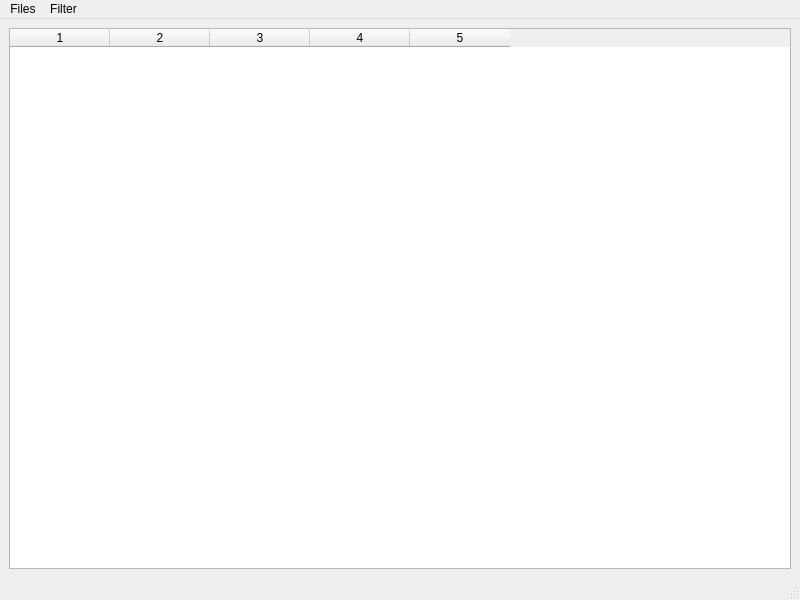
The window that tools/diagui.ui (JamzumSum/yNet) describes before a commit, drawn with Qt 5.
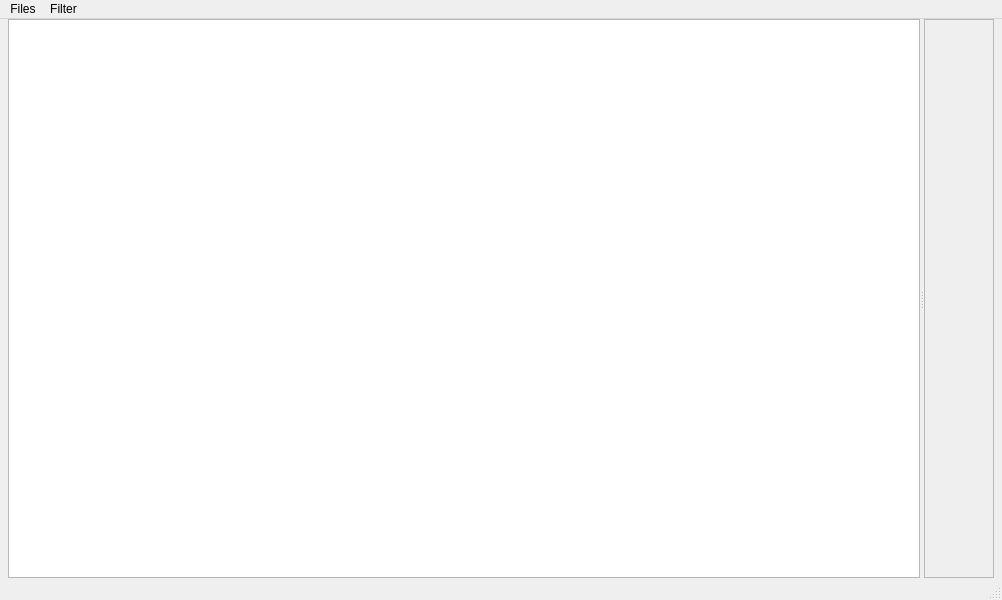
The same window after the commit. Custom widgets are drawn as their Qt base class.

Commit message: trainer: hparam saving is back! trainer: add assert for model_dir trainer: support fix seed fsm: remove and fix out of date code discriminator: add discriminator for baselines discriminator: remove the kidding withSD diagui: new UI! fix 'fast_train switched off' prompt bug add sd enable condition fatal: fix device bug in CropUpsampling

The edit to the form file:
```diff
--- a/tools/diagui.ui
+++ b/tools/diagui.ui
@@ -6,34 +6,98 @@
    <rect>
     <x>0</x>
     <y>0</y>
-    <width>800</width>
+    <width>1002</width>
     <height>600</height>
    </rect>
   </property>
+  <property name="font">
+   <font>
+    <family>Microsoft YaHei UI</family>
+   </font>
+  </property>
   <property name="windowTitle">
    <string>DiagUI</string>
   </property>
   <widget class="QWidget" name="centralwidget">
-   <layout class="QGridLayout" name="gridLayout">
-    <item row="0" column="0">
-     <widget class="QTableWidget" name="tblDiag">
-      <property name="styleSheet">
-       <string notr="true">a</string>
+   <layout class="QHBoxLayout" name="horizontalLayout">
+    <property name="spacing">
+     <number>0</number>
+    </property>
+    <property name="leftMargin">
+     <number>8</number>
+    </property>
+    <property name="topMargin">
+     <number>0</number>
+    </property>
+    <property name="rightMargin">
+     <number>8</number>
+    </property>
+    <property name="bottomMargin">
+     <number>0</number>
+    </property>
+    <item>
+     <widget class="QSplitter" name="splitter">
+      <property name="orientation">
+       <enum>Qt::Horizontal</enum>
       </property>
-      <property name="sortingEnabled">
-       <bool>true</bool>
-      </property>
-      <property name="columnCount">
-       <number>5</number>
-      </property>
-      <attribute name="verticalHeaderVisible">
-       <bool>true</bool>
-      </attribute>
-      <column/>
-      <column/>
-      <column/>
-      <column/>
-      <column/>
+      <widget class="DiagTable" name="tblDiag">
+       <property name="selectionBehavior">
+        <enum>QAbstractItemView::SelectRows</enum>
+       </property>
+       <property name="textElideMode">
+        <enum>Qt::ElideNone</enum>
+       </property>
+       <property name="sortingEnabled">
+        <bool>true</bool>
+       </property>
+       <attribute name="verticalHeaderVisible">
+        <bool>true</bool>
+       </attribute>
+      </widget>
+      <widget class="QScrollArea" name="scrollArea">
+       <property name="horizontalScrollBarPolicy">
+        <enum>Qt::ScrollBarAlwaysOff</enum>
+       </property>
+       <property name="sizeAdjustPolicy">
+        <enum>QAbstractScrollArea::AdjustToContents</enum>
+       </property>
+       <property name="widgetResizable">
+        <bool>true</bool>
+       </property>
+       <property name="alignment">
+        <set>Qt::AlignLeading|Qt::AlignLeft|Qt::AlignTop</set>
+       </property>
+       <widget class="QWidget" name="scrollAreaWidgetContents">
+        <property name="geometry">
+         <rect>
+          <x>0</x>
+          <y>0</y>
+          <width>452</width>
+          <height>545</height>
+         </rect>
+        </property>
+        <layout class="QGridLayout" name="scrollContent">
+         <property name="leftMargin">
+          <number>0</number>
+         </property>
+         <property name="topMargin">
+          <number>0</number>
+         </property>
+         <property name="rightMargin">
+          <number>0</number>
+         </property>
+         <property name="bottomMargin">
+          <number>0</number>
+         </property>
+         <property name="horizontalSpacing">
+          <number>0</number>
+         </property>
+         <property name="verticalSpacing">
+          <number>8</number>
+         </property>
+        </layout>
+       </widget>
+      </widget>
      </widget>
     </item>
    </layout>
@@ -43,7 +107,7 @@
     <rect>
      <x>0</x>
      <y>0</y>
-     <width>800</width>
+     <width>1002</width>
      <height>27</height>
     </rect>
    </property>
@@ -123,6 +187,13 @@
    </property>
   </action>
  </widget>
+ <customwidgets>
+  <customwidget>
+   <class>DiagTable</class>
+   <extends>QTableWidget</extends>
+   <header>tools.table</header>
+  </customwidget>
+ </customwidgets>
  <resources/>
  <connections>
   <connection>
```
Left out of the diff: 57 changed lines with no effect on the pictures. The commit also changes 20 other files.
